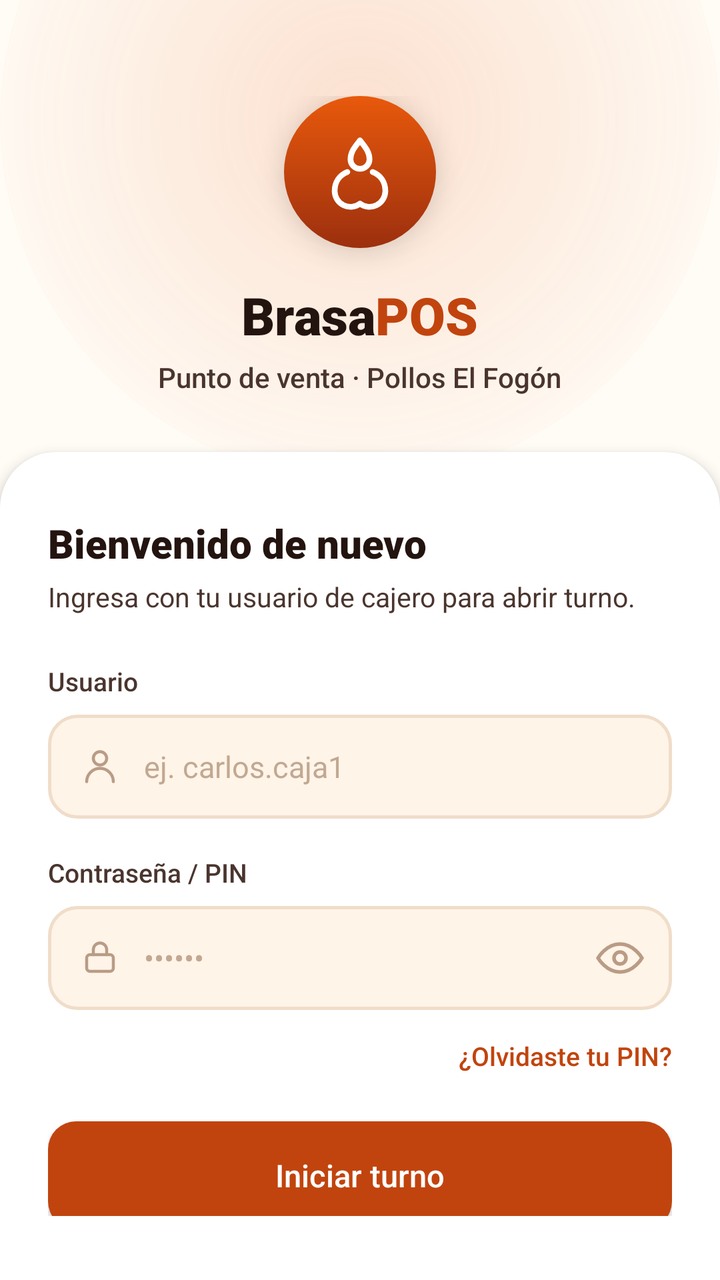
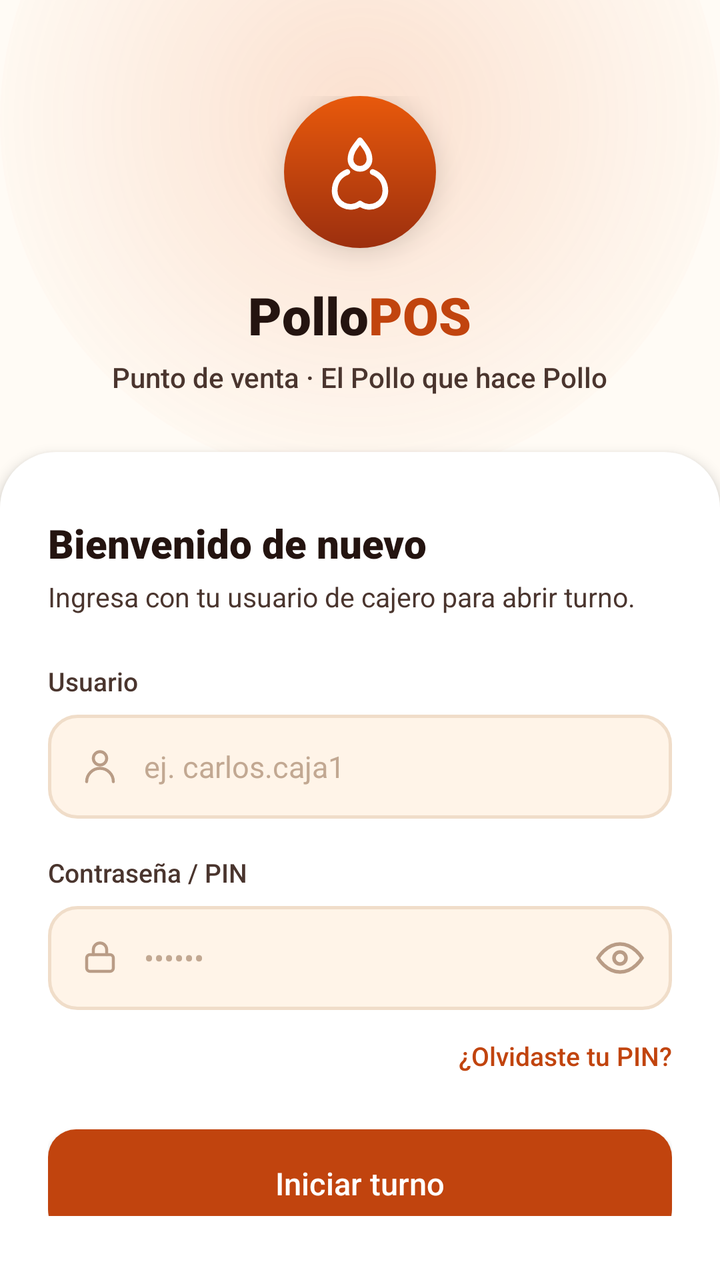

An Android layout rendered at two revisions. The XML below is the earlier revision; the diff shows what the commit changed to produce the second picture.
<!-- AndroidManifest.xml: application theme Theme.Pollogithub -->
<!-- res/layout/activity_main.xml -->
<?xml version="1.0" encoding="utf-8"?>
<androidx.core.widget.NestedScrollView xmlns:android="http://schemas.android.com/apk/res/android"
    xmlns:app="http://schemas.android.com/apk/res-auto"
    xmlns:tools="http://schemas.android.com/tools"
    android:id="@+id/main"
    android:layout_width="match_parent"
    android:layout_height="match_parent"
    android:fillViewport="true"
    android:background="@color/paper_50"
    tools:context=".MainActivity">

    <androidx.constraintlayout.widget.ConstraintLayout
        android:layout_width="match_parent"
        android:layout_height="wrap_content"
        android:minHeight="600dp">

        
        <View
            android:id="@+id/glowView"
            android:layout_width="360dp"
            android:layout_height="360dp"
            android:background="@drawable/bg_glow_top"
            app:layout_constraintEnd_toEndOf="parent"
            app:layout_constraintStart_toStartOf="parent"
            app:layout_constraintTop_toTopOf="parent"
            android:translationY="-120dp" />

        
        <LinearLayout
            android:id="@+id/brandLayout"
            android:layout_width="match_parent"
            android:layout_height="wrap_content"
            android:gravity="center_horizontal"
            android:orientation="vertical"
            android:paddingTop="48dp"
            android:paddingBottom="28dp"
            app:layout_constraintEnd_toEndOf="parent"
            app:layout_constraintStart_toStartOf="parent"
            app:layout_constraintTop_toTopOf="parent">

            
            <FrameLayout
                android:layout_width="76dp"
                android:layout_height="76dp"
                android:layout_marginBottom="16dp"
                android:background="@drawable/bg_brand_logo"
                android:elevation="8dp">

                <ImageView
                    android:layout_width="38dp"
                    android:layout_height="38dp"
                    android:layout_gravity="center"
                    android:contentDescription="@string/app_name"
                    android:src="@drawable/ic_flame_chicken" />
            </FrameLayout>

            
            <LinearLayout
                android:layout_width="wrap_content"
                android:layout_height="wrap_content"
                android:orientation="horizontal">

                <TextView
                    android:layout_width="wrap_content"
                    android:layout_height="wrap_content"
                    android:fontFamily="sans-serif-black"
                    android:text="@string/brand_title_brasa"
                    android:textColor="@color/char_900"
                    android:textSize="26sp" />

                <TextView
                    android:layout_width="wrap_content"
                    android:layout_height="wrap_content"
                    android:fontFamily="sans-serif-black"
                    android:text="@string/brand_title_pos"
                    android:textColor="@color/ember_600"
                    android:textSize="26sp" />
            </LinearLayout>

            
            <TextView
                android:layout_width="wrap_content"
                android:layout_height="wrap_content"
                android:layout_marginTop="4dp"
                android:fontFamily="sans-serif-medium"
                android:text="@string/brand_subtitle"
                android:textColor="@color/char_700"
                android:textSize="14sp" />
        </LinearLayout>

        
        <androidx.constraintlayout.widget.ConstraintLayout
            android:id="@+id/cardLayout"
            android:layout_width="match_parent"
            android:layout_height="0dp"
            android:background="@drawable/bg_card_top_rounded"
            android:elevation="4dp"
            android:paddingHorizontal="24dp"
            android:paddingTop="32dp"
            android:paddingBottom="32dp"
            app:layout_constraintBottom_toBottomOf="parent"
            app:layout_constraintEnd_toEndOf="parent"
            app:layout_constraintStart_toStartOf="parent"
            app:layout_constraintTop_toBottomOf="@id/brandLayout">

            
            <TextView
                android:id="@+id/tvWelcomeTitle"
                android:layout_width="0dp"
                android:layout_height="wrap_content"
                android:fontFamily="sans-serif-black"
                android:text="@string/welcome_title"
                android:textColor="@color/char_900"
                android:textSize="20sp"
                app:layout_constraintEnd_toEndOf="parent"
                app:layout_constraintStart_toStartOf="parent"
                app:layout_constraintTop_toTopOf="parent" />

            <TextView
                android:id="@+id/tvWelcomeSubtitle"
                android:layout_width="0dp"
                android:layout_height="wrap_content"
                android:layout_marginTop="4dp"
                android:fontFamily="sans-serif"
                android:text="@string/welcome_subtitle"
                android:textColor="@color/char_700"
                android:textSize="13.5sp"
                app:layout_constraintEnd_toEndOf="parent"
                app:layout_constraintStart_toStartOf="parent"
                app:layout_constraintTop_toBottomOf="@id/tvWelcomeTitle" />

            
            <TextView
                android:id="@+id/lblUser"
                android:layout_width="wrap_content"
                android:layout_height="wrap_content"
                android:layout_marginTop="24dp"
                android:fontFamily="sans-serif-medium"
                android:text="@string/label_user"
                android:textColor="@color/char_700"
                android:textSize="13sp"
                app:layout_constraintStart_toStartOf="parent"
                app:layout_constraintTop_toBottomOf="@id/tvWelcomeSubtitle" />

            
            <FrameLayout
                android:id="@+id/wrapUser"
                android:layout_width="0dp"
                android:layout_height="52dp"
                android:layout_marginTop="8dp"
                android:background="@drawable/bg_input_field"
                app:layout_constraintEnd_toEndOf="parent"
                app:layout_constraintStart_toStartOf="parent"
                app:layout_constraintTop_toBottomOf="@id/lblUser">

                <ImageView
                    android:layout_width="20dp"
                    android:layout_height="20dp"
                    android:layout_gravity="center_vertical|start"
                    android:layout_marginStart="16dp"
                    android:contentDescription="@string/label_user"
                    android:src="@drawable/ic_person" />

                <EditText
                    android:id="@+id/etUser"
                    android:layout_width="match_parent"
                    android:layout_height="match_parent"
                    android:background="@null"
                    android:fontFamily="sans-serif"
                    android:hint="@string/hint_user"
                    android:importantForAutofill="no"
                    android:inputType="textPersonName"
                    android:paddingStart="48dp"
                    android:paddingEnd="16dp"
                    android:textColor="@color/char_900"
                    android:textColorHint="@color/placeholder_text"
                    android:textSize="15sp" />
            </FrameLayout>

            
            <TextView
                android:id="@+id/lblPassword"
                android:layout_width="wrap_content"
                android:layout_height="wrap_content"
                android:layout_marginTop="18dp"
                android:fontFamily="sans-serif-medium"
                android:text="@string/label_password"
                android:textColor="@color/char_700"
                android:textSize="13sp"
                app:layout_constraintStart_toStartOf="parent"
                app:layout_constraintTop_toBottomOf="@id/wrapUser" />

            
            <FrameLayout
                android:id="@+id/wrapPassword"
                android:layout_width="0dp"
                android:layout_height="52dp"
                android:layout_marginTop="8dp"
                android:background="@drawable/bg_input_field"
                app:layout_constraintEnd_toEndOf="parent"
                app:layout_constraintStart_toStartOf="parent"
                app:layout_constraintTop_toBottomOf="@id/lblPassword">

                <ImageView
                    android:layout_width="20dp"
                    android:layout_height="20dp"
                    android:layout_gravity="center_vertical|start"
                    android:layout_marginStart="16dp"
                    android:contentDescription="@string/label_password"
                    android:src="@drawable/ic_lock" />

                <EditText
                    android:id="@+id/etPassword"
                    android:layout_width="match_parent"
                    android:layout_height="match_parent"
                    android:background="@null"
                    android:fontFamily="sans-serif"
                    android:hint="@string/hint_password"
                    android:importantForAutofill="no"
                    android:inputType="textPassword"
                    android:paddingStart="48dp"
                    android:paddingEnd="48dp"
                    android:textColor="@color/char_900"
                    android:textColorHint="@color/placeholder_text"
                    android:textSize="15sp" />

                <ImageButton
                    android:id="@+id/btnToggleEye"
                    android:layout_width="44dp"
                    android:layout_height="44dp"
                    android:layout_gravity="center_vertical|end"
                    android:layout_marginEnd="4dp"
                    android:background="?attr/selectableItemBackgroundBorderless"
                    android:contentDescription="@string/label_password"
                    android:padding="10dp"
                    android:scaleType="fitCenter"
                    android:src="@drawable/ic_eye" />
            </FrameLayout>

            
            <TextView
                android:id="@+id/tvForgotPin"
                android:layout_width="wrap_content"
                android:layout_height="wrap_content"
                android:layout_marginTop="10dp"
                android:background="?attr/selectableItemBackground"
                android:fontFamily="sans-serif-medium"
                android:paddingVertical="4dp"
                android:text="@string/forgot_pin"
                android:textColor="@color/ember_600"
                android:textSize="13sp"
                app:layout_constraintEnd_toEndOf="parent"
                app:layout_constraintTop_toBottomOf="@id/wrapPassword" />

            
            <androidx.appcompat.widget.AppCompatButton
                android:id="@+id/btnStartShift"
                android:layout_width="0dp"
                android:layout_height="54dp"
                android:layout_marginTop="20dp"
                android:background="@drawable/bg_button_primary"
                android:elevation="4dp"
                android:fontFamily="sans-serif-medium"
                android:text="@string/btn_start_shift"
                android:textAllCaps="false"
                android:textColor="@color/white"
                android:textSize="15.5sp"
                app:layout_constraintEnd_toEndOf="parent"
                app:layout_constraintStart_toStartOf="parent"
                app:layout_constraintTop_toBottomOf="@id/tvForgotPin" />

            
            <LinearLayout
                android:id="@+id/dividerLayout"
                android:layout_width="0dp"
                android:layout_height="wrap_content"
                android:layout_marginTop="26dp"
                android:gravity="center_vertical"
                android:orientation="horizontal"
                app:layout_constraintEnd_toEndOf="parent"
                app:layout_constraintStart_toStartOf="parent"
                app:layout_constraintTop_toBottomOf="@id/btnStartShift">

                <View
                    android:layout_width="0dp"
                    android:layout_height="1dp"
                    android:layout_weight="1"
                    android:background="@color/line_color" />

                <TextView
                    android:layout_width="wrap_content"
                    android:layout_height="wrap_content"
                    android:layout_marginHorizontal="12dp"
                    android:fontFamily="sans-serif-medium"
                    android:text="@string/quick_access"
                    android:textColor="@color/icon_muted"
                    android:textSize="11.5sp" />

                <View
                    android:layout_width="0dp"
                    android:layout_height="1dp"
                    android:layout_weight="1"
                    android:background="@color/line_color" />
            </LinearLayout>

            
            <LinearLayout
                android:id="@+id/pinRow"
                android:layout_width="0dp"
                android:layout_height="wrap_content"
                android:layout_marginTop="18dp"
                android:gravity="center"
                android:orientation="horizontal"
                app:layout_constraintEnd_toEndOf="parent"
                app:layout_constraintStart_toStartOf="parent"
                app:layout_constraintTop_toBottomOf="@id/dividerLayout">

                
                <FrameLayout
                    android:id="@+id/btnQuickUserC"
                    android:layout_width="60dp"
                    android:layout_height="60dp"
                    android:layout_marginEnd="12dp"
                    android:background="@drawable/bg_quick_access_btn"
                    android:clickable="true"
                    android:focusable="true">

                    <TextView
                        android:layout_width="34dp"
                        android:layout_height="34dp"
                        android:layout_gravity="center"
                        android:background="@drawable/bg_avatar_circle"
                        android:fontFamily="sans-serif-black"
                        android:gravity="center"
                        android:text="C"
                        android:textColor="@color/white"
                        android:textSize="14sp" />
                </FrameLayout>

                
                <FrameLayout
                    android:id="@+id/btnQuickUserM"
                    android:layout_width="60dp"
                    android:layout_height="60dp"
                    android:layout_marginEnd="12dp"
                    android:background="@drawable/bg_quick_access_btn"
                    android:clickable="true"
                    android:focusable="true">

                    <TextView
                        android:layout_width="34dp"
                        android:layout_height="34dp"
                        android:layout_gravity="center"
                        android:background="@drawable/bg_avatar_circle"
                        android:fontFamily="sans-serif-black"
                        android:gravity="center"
                        android:text="M"
                        android:textColor="@color/white"
                        android:textSize="14sp" />
                </FrameLayout>

                
                <FrameLayout
                    android:id="@+id/btnQuickUserJ"
                    android:layout_width="60dp"
                    android:layout_height="60dp"
                    android:layout_marginEnd="12dp"
                    android:background="@drawable/bg_quick_access_btn"
                    android:clickable="true"
                    android:focusable="true">

                    <TextView
                        android:layout_width="34dp"
                        android:layout_height="34dp"
                        android:layout_gravity="center"
                        android:background="@drawable/bg_avatar_circle"
                        android:fontFamily="sans-serif-black"
                        android:gravity="center"
                        android:text="J"
                        android:textColor="@color/white"
                        android:textSize="14sp" />
                </FrameLayout>

                
                <FrameLayout
                    android:id="@+id/btnQuickAdd"
                    android:layout_width="60dp"
                    android:layout_height="60dp"
                    android:background="@drawable/bg_quick_access_btn"
                    android:clickable="true"
                    android:focusable="true">

                    <TextView
                        android:layout_width="wrap_content"
                        android:layout_height="wrap_content"
                        android:layout_gravity="center"
                        android:fontFamily="sans-serif-medium"
                        android:text="+"
                        android:textColor="@color/ember_600"
                        android:textSize="22sp" />
                </FrameLayout>
            </LinearLayout>

            
            <TextView
                android:id="@+id/tvFooterNote"
                android:layout_width="wrap_content"
                android:layout_height="wrap_content"
                android:layout_marginTop="28dp"
                android:fontFamily="sans-serif"
                android:text="@string/footer_note"
                android:textColor="@color/placeholder_text"
                android:textSize="12sp"
                app:layout_constraintBottom_toBottomOf="parent"
                app:layout_constraintEnd_toEndOf="parent"
                app:layout_constraintStart_toStartOf="parent"
                app:layout_constraintTop_toBottomOf="@id/pinRow" />

        </androidx.constraintlayout.widget.ConstraintLayout>

    </androidx.constraintlayout.widget.ConstraintLayout>
</androidx.core.widget.NestedScrollView>
<!-- resources referenced by this layout -->
<resources>
  <color name="char_700">#4A352E</color>
  <color name="char_900">#241410</color>
  <color name="ember_600">#C1440E</color>
  <color name="icon_muted">#B99C86</color>
  <color name="line_color">#F0DDC9</color>
  <color name="paper_50">#FFFBF5</color>
  <color name="placeholder_text">#C2A892</color>
  <color name="white">#FFFFFFFF</color>
  <!-- drawable bg_avatar_circle (drawable) -->
  <?xml version="1.0" encoding="utf-8"?>
  <shape xmlns:android="http://schemas.android.com/apk/res/android"
      android:shape="oval">
      <gradient
          android:angle="295"
          android:startColor="@color/ember_500"
          android:endColor="@color/ember_700" />
  </shape>
  <!-- drawable bg_brand_logo (drawable) -->
  <?xml version="1.0" encoding="utf-8"?>
  <shape xmlns:android="http://schemas.android.com/apk/res/android"
      android:shape="oval">
      <gradient
          android:angle="295"
          android:startColor="@color/ember_500"
          android:endColor="@color/ember_700" />
  </shape>
  <!-- drawable bg_button_primary (drawable) -->
  <?xml version="1.0" encoding="utf-8"?>
  <ripple xmlns:android="http://schemas.android.com/apk/res/android"
      android:color="#33FFFFFF">
      <item>
          <shape android:shape="rectangle">
              <solid android:color="@color/ember_600" />
              <corners android:radius="14dp" />
          </shape>
      </item>
  </ripple>
  <!-- drawable bg_card_top_rounded (drawable) -->
  <?xml version="1.0" encoding="utf-8"?>
  <shape xmlns:android="http://schemas.android.com/apk/res/android"
      android:shape="rectangle">
      <solid android:color="@color/white" />
      <corners
          android:topLeftRadius="28dp"
          android:topRightRadius="28dp" />
  </shape>
  <!-- drawable bg_glow_top (drawable) -->
  <?xml version="1.0" encoding="utf-8"?>
  <shape xmlns:android="http://schemas.android.com/apk/res/android"
      android:shape="oval">
      <gradient
          android:type="radial"
          android:gradientRadius="200dp"
          android:startColor="#29E8590C"
          android:endColor="#00E8590C" />
  </shape>
  <!-- drawable bg_input_field (drawable) -->
  <?xml version="1.0" encoding="utf-8"?>
  <shape xmlns:android="http://schemas.android.com/apk/res/android"
      android:shape="rectangle">
      <solid android:color="@color/paper_100" />
      <stroke
          android:width="1.5dp"
          android:color="@color/line_color" />
      <corners android:radius="14dp" />
  </shape>
  <!-- drawable bg_quick_access_btn (drawable) -->
  <?xml version="1.0" encoding="utf-8"?>
  <ripple xmlns:android="http://schemas.android.com/apk/res/android"
      android:color="#1AE8590C">
      <item>
          <shape android:shape="rectangle">
              <solid android:color="@color/paper_100" />
              <stroke
                  android:width="1.5dp"
                  android:color="@color/line_color" />
              <corners android:radius="14dp" />
          </shape>
      </item>
  </ripple>
  <string name="app_name">BrasaPOS</string>
  <string name="brand_subtitle">Punto de venta · Pollos El Fogón</string>
  <string name="brand_title_brasa">Brasa</string>
  <string name="brand_title_pos">POS</string>
  <string name="btn_start_shift">Iniciar turno</string>
  <string name="footer_note">Sucursal Centro · v1.0</string>
  <string name="forgot_pin">¿Olvidaste tu PIN?</string>
  <string name="hint_password">••••••</string>
  <string name="hint_user">ej. carlos.caja1</string>
  <string name="label_password">Contraseña / PIN</string>
  <string name="label_user">Usuario</string>
  <string name="quick_access">ACCESO RÁPIDO</string>
  <string name="welcome_subtitle">Ingresa con tu usuario de cajero para abrir turno.</string>
  <string name="welcome_title">Bienvenido de nuevo</string>
  <style name="Theme.Pollogithub" parent="Base.Theme.Pollogithub" />
  <color name="ember_500">#E8590C</color>
  <color name="ember_700">#9C2F0E</color>
  <color name="paper_100">#FFF4E8</color>
  <!-- unchanged entries left out for length: 5 -->
</resources>

<!-- the commit's change to res/layout/activity_main.xml (unified diff, before → after) -->
@@ -257,7 +257,7 @@
                 android:id="@+id/btnStartShift"
                 android:layout_width="0dp"
                 android:layout_height="54dp"
-                android:layout_marginTop="20dp"
+                android:layout_marginTop="24dp"
                 android:background="@drawable/bg_button_primary"
                 android:elevation="4dp"
                 android:fontFamily="sans-serif-medium"
@@ -270,143 +270,11 @@
                 app:layout_constraintTop_toBottomOf="@id/tvForgotPin" />
 
             
-            <LinearLayout
-                android:id="@+id/dividerLayout"
-                android:layout_width="0dp"
-                android:layout_height="wrap_content"
-                android:layout_marginTop="26dp"
-                android:gravity="center_vertical"
-                android:orientation="horizontal"
-                app:layout_constraintEnd_toEndOf="parent"
-                app:layout_constraintStart_toStartOf="parent"
-                app:layout_constraintTop_toBottomOf="@id/btnStartShift">
-
-                <View
-                    android:layout_width="0dp"
-                    android:layout_height="1dp"
-                    android:layout_weight="1"
-                    android:background="@color/line_color" />
-
-                <TextView
-                    android:layout_width="wrap_content"
-                    android:layout_height="wrap_content"
-                    android:layout_marginHorizontal="12dp"
-                    android:fontFamily="sans-serif-medium"
-                    android:text="@string/quick_access"
-                    android:textColor="@color/icon_muted"
-                    android:textSize="11.5sp" />
-
-                <View
-                    android:layout_width="0dp"
-                    android:layout_height="1dp"
-                    android:layout_weight="1"
-                    android:background="@color/line_color" />
-            </LinearLayout>
-
-            
-            <LinearLayout
-                android:id="@+id/pinRow"
-                android:layout_width="0dp"
-                android:layout_height="wrap_content"
-                android:layout_marginTop="18dp"
-                android:gravity="center"
-                android:orientation="horizontal"
-                app:layout_constraintEnd_toEndOf="parent"
-                app:layout_constraintStart_toStartOf="parent"
-                app:layout_constraintTop_toBottomOf="@id/dividerLayout">
-
-                
-                <FrameLayout
-                    android:id="@+id/btnQuickUserC"
-                    android:layout_width="60dp"
-                    android:layout_height="60dp"
-                    android:layout_marginEnd="12dp"
-                    android:background="@drawable/bg_quick_access_btn"
-                    android:clickable="true"
-                    android:focusable="true">
-
-                    <TextView
-                        android:layout_width="34dp"
-                        android:layout_height="34dp"
-                        android:layout_gravity="center"
-                        android:background="@drawable/bg_avatar_circle"
-                        android:fontFamily="sans-serif-black"
-                        android:gravity="center"
-                        android:text="C"
-                        android:textColor="@color/white"
-                        android:textSize="14sp" />
-                </FrameLayout>
-
-                
-                <FrameLayout
-                    android:id="@+id/btnQuickUserM"
-                    android:layout_width="60dp"
-                    android:layout_height="60dp"
-                    android:layout_marginEnd="12dp"
-                    android:background="@drawable/bg_quick_access_btn"
-                    android:clickable="true"
-                    android:focusable="true">
-
-                    <TextView
-                        android:layout_width="34dp"
-                        android:layout_height="34dp"
-                        android:layout_gravity="center"
-                        android:background="@drawable/bg_avatar_circle"
-                        android:fontFamily="sans-serif-black"
-                        android:gravity="center"
-                        android:text="M"
-                        android:textColor="@color/white"
-                        android:textSize="14sp" />
-                </FrameLayout>
-
-                
-                <FrameLayout
-                    android:id="@+id/btnQuickUserJ"
-                    android:layout_width="60dp"
-                    android:layout_height="60dp"
-                    android:layout_marginEnd="12dp"
-                    android:background="@drawable/bg_quick_access_btn"
-                    android:clickable="true"
-                    android:focusable="true">
-
-                    <TextView
-                        android:layout_width="34dp"
-                        android:layout_height="34dp"
-                        android:layout_gravity="center"
-                        android:background="@drawable/bg_avatar_circle"
-                        android:fontFamily="sans-serif-black"
-                        android:gravity="center"
-                        android:text="J"
-                        android:textColor="@color/white"
-                        android:textSize="14sp" />
-                </FrameLayout>
-
-                
-                <FrameLayout
-                    android:id="@+id/btnQuickAdd"
-                    android:layout_width="60dp"
-                    android:layout_height="60dp"
-                    android:background="@drawable/bg_quick_access_btn"
-                    android:clickable="true"
-                    android:focusable="true">
-
-                    <TextView
-                        android:layout_width="wrap_content"
-                        android:layout_height="wrap_content"
-                        android:layout_gravity="center"
-                        android:fontFamily="sans-serif-medium"
-                        android:text="+"
-                        android:textColor="@color/ember_600"
-                        android:textSize="22sp" />
-                </FrameLayout>
-            </LinearLayout>
-
-            
             <TextView
                 android:id="@+id/tvFooterNote"
                 android:layout_width="wrap_content"
                 android:layout_height="wrap_content"
-                android:layout_marginTop="28dp"
+                android:layout_marginTop="40dp"
                 android:fontFamily="sans-serif"
                 android:text="@string/footer_note"
                 android:textColor="@color/placeholder_text"
@@ -414,7 +282,7 @@
                 app:layout_constraintBottom_toBottomOf="parent"
                 app:layout_constraintEnd_toEndOf="parent"
                 app:layout_constraintStart_toStartOf="parent"
-                app:layout_constraintTop_toBottomOf="@id/pinRow" />
+                app:layout_constraintTop_toBottomOf="@id/btnStartShift" />
 
         </androidx.constraintlayout.widget.ConstraintLayout>
 
<!-- resource entries referenced after the edit -->
@@ -3,20 +3,10 @@
   <color name="char_700">#4A352E</color>
   <color name="char_900">#241410</color>
   <color name="ember_600">#C1440E</color>
-  <color name="icon_muted">#B99C86</color>
   <color name="line_color">#F0DDC9</color>
   <color name="paper_50">#FFFBF5</color>
   <color name="placeholder_text">#C2A892</color>
   <color name="white">#FFFFFFFF</color>
-  <!-- drawable bg_avatar_circle (drawable) -->
-  <?xml version="1.0" encoding="utf-8"?>
-  <shape xmlns:android="http://schemas.android.com/apk/res/android"
-      android:shape="oval">
-      <gradient
-          android:angle="295"
-          android:startColor="@color/ember_500"
-          android:endColor="@color/ember_700" />
-  </shape>
   <!-- drawable bg_brand_logo (drawable) -->
   <?xml version="1.0" encoding="utf-8"?>
   <shape xmlns:android="http://schemas.android.com/apk/res/android"
@@ -66,23 +56,9 @@
           android:color="@color/line_color" />
       <corners android:radius="14dp" />
   </shape>
-  <!-- drawable bg_quick_access_btn (drawable) -->
-  <?xml version="1.0" encoding="utf-8"?>
-  <ripple xmlns:android="http://schemas.android.com/apk/res/android"
-      android:color="#1AE8590C">
-      <item>
-          <shape android:shape="rectangle">
-              <solid android:color="@color/paper_100" />
-              <stroke
-                  android:width="1.5dp"
-                  android:color="@color/line_color" />
-              <corners android:radius="14dp" />
-          </shape>
-      </item>
-  </ripple>
-  <string name="app_name">BrasaPOS</string>
-  <string name="brand_subtitle">Punto de venta · Pollos El Fogón</string>
-  <string name="brand_title_brasa">Brasa</string>
+  <string name="app_name">PolloPOS</string>
+  <string name="brand_subtitle">Punto de venta · El Pollo que hace Pollo</string>
+  <string name="brand_title_brasa">Pollo</string>
   <string name="brand_title_pos">POS</string>
   <string name="btn_start_shift">Iniciar turno</string>
   <string name="footer_note">Sucursal Centro · v1.0</string>
@@ -91,7 +67,6 @@
   <string name="hint_user">ej. carlos.caja1</string>
   <string name="label_password">Contraseña / PIN</string>
   <string name="label_user">Usuario</string>
-  <string name="quick_access">ACCESO RÁPIDO</string>
   <string name="welcome_subtitle">Ingresa con tu usuario de cajero para abrir turno.</string>
   <string name="welcome_title">Bienvenido de nuevo</string>
   <style name="Theme.Pollogithub" parent="Base.Theme.Pollogithub" />
